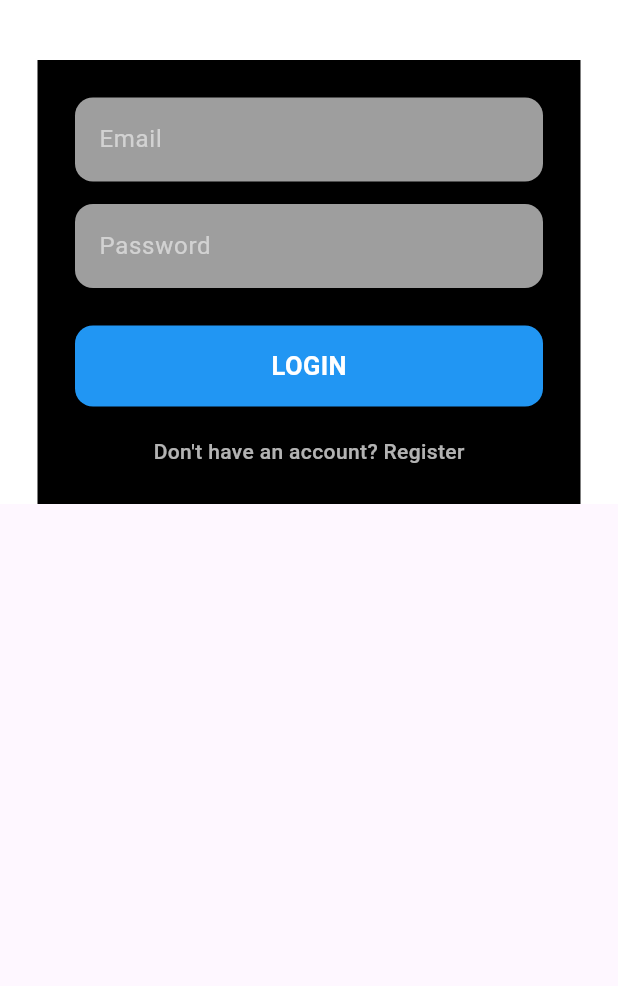
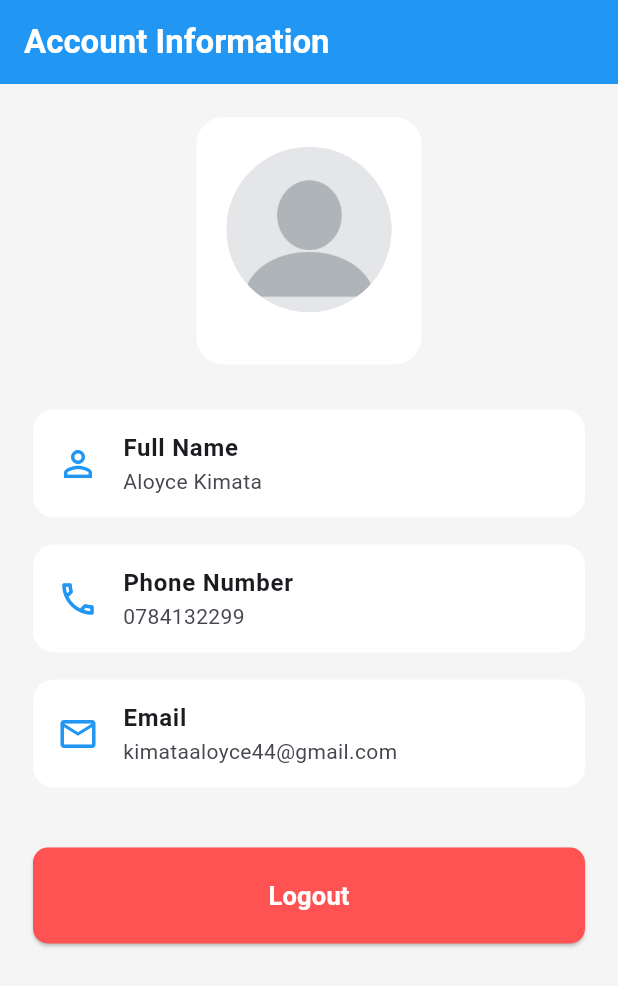
Before and after one commit to iam-kimata/food_ordering_app, a Flutter app: the screen it shows after launch, on a phone screen of 412 x 824 dp. Shown: the top 986 px of the screen. Run offline on Flutter 3.47's test engine with Material 3 defaults, Android fonts, the light colour scheme and no system bars.

Commit message:
Implementation of Profile Page

```diff
--- a/lib/auth/login.dart
+++ b/lib/auth/login.dart
@@ -1,6 +1,6 @@
 import 'package:flutter/material.dart';
 import 'package:interview_demo_app/auth/register.dart';
-import 'package:interview_demo_app/customer/home.dart';
+import 'package:interview_demo_app/customer/profile.dart';
 
 class LoginPage extends StatelessWidget {
   LoginPage({super.key});
@@ -54,7 +54,7 @@ class LoginPage extends StatelessWidget {
                               onTap: () {
                                 Navigator.push(
                                   context,
-                                  MaterialPageRoute(builder: (context) => HomePage()),
+                                  MaterialPageRoute(builder: (context) => ProfilePage()),
                                 );
                               },
                               child: Text(
--- a/lib/customer/home.dart
+++ b/lib/customer/home.dart
@@ -51,7 +51,7 @@ class HomePage extends StatelessWidget {
                   const SizedBox(height: 10),
 
                   Text(
-                    "Tsh ${food["price"]}",
+                    "Tsh ${food["price"]!}",
                     style: TextStyle(
                       color: Colors.green,
                       fontWeight: FontWeight.bold,
--- /dev/null
+++ b/lib/customer/profile.dart
@@ -0,0 +1,122 @@
+import 'package:flutter/material.dart';
+import 'package:interview_demo_app/auth/login.dart';
+
+class ProfilePage extends StatelessWidget{
+  const ProfilePage({super.key});
+
+  final String fullName = "Aloyce Kimata";
+  final String phoneNumber = "0784132299";
+  final String email = "kimataaloyce44@gmail.com";
+
+  @override
+  Widget build(BuildContext context) {
+    return Scaffold(
+      backgroundColor: Colors.grey[100],
+      appBar: AppBar(
+        backgroundColor: Colors.blue,
+        foregroundColor: Colors.white,
+        title: Text(
+          "Account Information",
+          style: TextStyle(fontWeight: FontWeight.bold),
+        ),
+      ),
+      body: Padding(
+        padding: EdgeInsets.all(22),
+        child: Column(
+          children: [
+            Container(
+              padding: EdgeInsets.all(20),
+              decoration: BoxDecoration(
+                color: Colors.white,
+                borderRadius: BorderRadius.circular(18),
+              ),
+              child: Column(
+                children: [
+                  CircleAvatar(
+                    radius: 55,
+                    backgroundImage:AssetImage('lib/images/profile.png'),
+                  ),
+
+                  SizedBox(height: 15),
+
+                ],
+              ),
+            ),
+
+            const SizedBox(height: 30),
+
+            itemProfile(
+              "Full Name",
+              fullName,
+              Icons.person_outline,
+            ),
+
+            const SizedBox(height: 18),
+
+            itemProfile(
+              "Phone Number",
+              phoneNumber,
+              Icons.phone_outlined,
+            ),
+
+            const SizedBox(height: 18),
+
+            itemProfile(
+              "Email",
+              email,
+              Icons.mail_outline,
+            ),
+
+            const SizedBox(height: 40),
+
+            SizedBox(
+              width: double.infinity,
+              child: ElevatedButton(
+                onPressed: () {
+                  Navigator.push(
+                    context,
+                    MaterialPageRoute(builder: (context) => LoginPage()),
+                  );
+                },
+                style: ElevatedButton.styleFrom(
+                  backgroundColor: Colors.redAccent,
+                  padding: EdgeInsets.symmetric(vertical: 20),
+                  shape: RoundedRectangleBorder(borderRadius: BorderRadius.circular(10)),
+                ),
+                child: Text(
+                  "Logout",
+                  style: TextStyle(
+                    color: Colors.white,
+                    fontSize: 17,
+                    fontWeight: FontWeight.bold,
+                  ),
+                ),
+              ),
+            ),
+          ],
+        ),
+      ),
+    );
+  }
+
+  static Widget itemProfile(String title, String subtitle, IconData iconData) {
+    return Container(
+      decoration: BoxDecoration(
+        color: Colors.white,
+        borderRadius: BorderRadius.circular(14),
+      ),
+      child: ListTile(
+        leading: Icon(
+          iconData,
+          color: Colors.blue,
+          size: 28,
+        ),
+        title: Text(
+          title,
+          style: const TextStyle(fontWeight: FontWeight.w600),
+        ),
+        subtitle: Text(subtitle),
+      ),
+    );
+  }
+}
--- a/lib/main.dart
+++ b/lib/main.dart
@@ -1,5 +1,5 @@
 import 'package:flutter/material.dart';
-import 'package:interview_demo_app/auth/login.dart';
+import 'package:interview_demo_app/customer/profile.dart';
 
 void main() => runApp(MyApp());
 
@@ -10,7 +10,7 @@ class MyApp extends StatelessWidget {
   Widget build(BuildContext context) {
     return MaterialApp(
       debugShowCheckedModeBanner: false,
-      home: LoginPage(),
+      home: ProfilePage(),
     );
   }
 }
--- a/pubspec.yaml
+++ b/pubspec.yaml
@@ -58,8 +58,8 @@ flutter:
   uses-material-design: true
 
   # To add assets to your application, add an assets section, like this:
-  # assets:
-  #   - images/a_dot_burr.jpeg
+  assets:
+     - lib/images/
   #   - images/a_dot_ham.jpeg
 
   # An image asset can refer to one or more resolution-specific "variants", see
```
Also changed, not shown: lib/images/profile.png (added).
